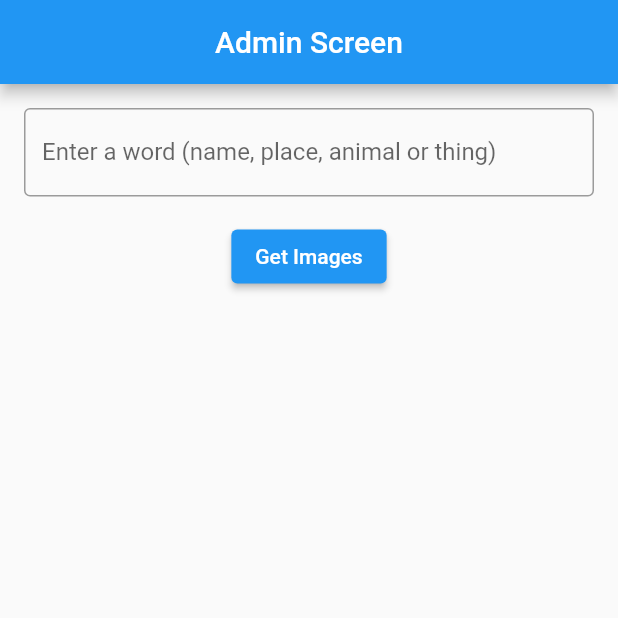
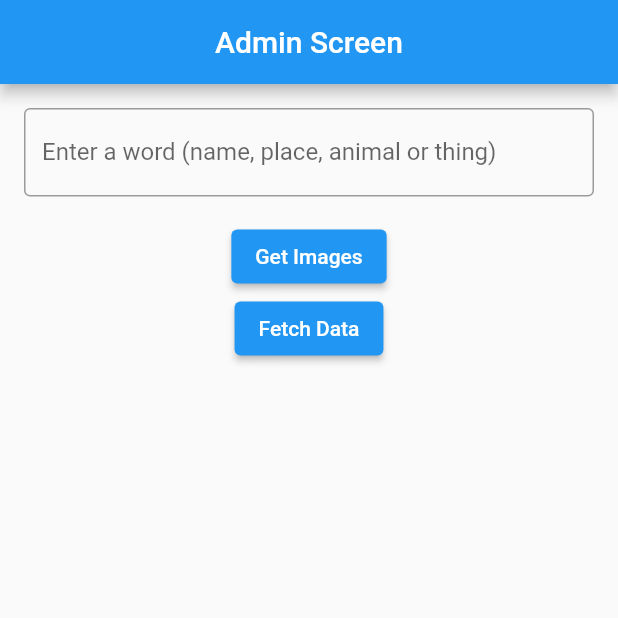
Before and after one commit to ChiragKr04/picture-game, a Flutter app: the screen it shows after launch, on a phone screen of 412 x 824 dp, the top half of it. Run offline on Flutter 3.47's test engine with Material 2 defaults, Android fonts, the phone set to English and light mode, and no system bars; our stand-ins replace cloud_firestore, firebase_core, flutter_riverpod, responsive_sizer; accounts and stored records are empty.

Commit message:
added firebase send and fetch picture data

```diff
--- /dev/null
+++ b/lib/constants/api_keys.dart
@@ -0,0 +1,4 @@
+class ApiKeys {
+  static const String pictureApiAccessKey =
+      "y-lot0fEl6wRvz-0ciWr7n8yT27dHHIp4ta1CP5BnIU";
+}
--- a/lib/screens/AdminScreen/admin_screen.dart
+++ b/lib/screens/AdminScreen/admin_screen.dart
@@ -13,6 +13,29 @@ class AdminScreen extends ConsumerStatefulWidget {
 
 class _AdminScreenState extends ConsumerState<AdminScreen> {
   TextEditingController controller = TextEditingController();
+
+  final successSnackBar = SnackBar(
+    behavior: SnackBarBehavior.floating,
+    content: const Text("Data added to Firebase"),
+    backgroundColor: Colors.green,
+    action: SnackBarAction(
+      textColor: Colors.black,
+      label: "Ok",
+      onPressed: () {},
+    ),
+  );
+
+  final failureSnackBar = SnackBar(
+    behavior: SnackBarBehavior.floating,
+    content: const Text("Error adding data to Firebase"),
+    backgroundColor: Colors.red,
+    action: SnackBarAction(
+      textColor: Colors.black,
+      label: "Retry",
+      onPressed: () {},
+    ),
+  );
+
   @override
   Widget build(BuildContext context) {
     var picturePvdReader = ref.read(pictureDataProvider);
@@ -26,8 +49,21 @@ class _AdminScreenState extends ConsumerState<AdminScreen> {
       floatingActionButton:
           ref.watch(pictureDataProvider).selectedPictures.length == 4
               ? FloatingActionButton.extended(
-                  onPressed: () {
-                    /// TODO: Send selected picture data to firebase
+                  onPressed: () async {
+                    await picturePvdReader.sendDataToFirebase().then(
+                      (value) {
+                        if (value) {
+                          ScaffoldMessenger.of(context).showSnackBar(
+                            successSnackBar,
+                          );
+                        } else {
+                          ScaffoldMessenger.of(context).showSnackBar(
+                            failureSnackBar,
+                          );
+                        }
+                        return value;
+                      },
+                    );
                   },
                   label: Row(
                     mainAxisAlignment: MainAxisAlignment.spaceBetween,
@@ -65,9 +101,17 @@ class _AdminScreenState extends ConsumerState<AdminScreen> {
             },
             child: const Text("Get Images"),
           ),
-          picturePvgWatcher.isLoading
-              ? const Center(
-                  child: CircularProgressIndicator(),
+          ElevatedButton(
+            onPressed: () {
+              picturePvdReader.fetchFirebasePictureData();
+            },
+            child: const Text("Fetch Data"),
+          ),
+          picturePvgWatcher.isLoading || picturePvgWatcher.isSendingToFB
+              ? const Expanded(
+                  child: Center(
+                    child: CircularProgressIndicator(),
+                  ),
                 )
               : pictureData.results.isEmpty
                   ? const Offstage()
```
Also changed, not shown: lib/main.dart (+8 -1 lines), lib/models/firebase_model.dart (added, +43 -0 lines), lib/providers/picture_data_provider.dart (+35 -0 lines), lib/services/firebase_service.dart (added, +50 -0 lines), lib/firebase_options.dart (added), 2 other files.
